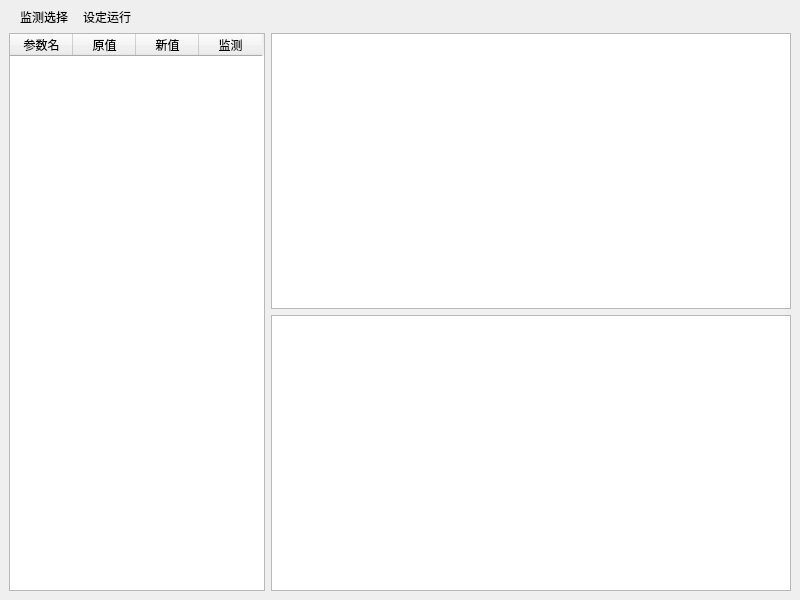
Above: dialogs/calibrationdialog.ui from L-Net-1992/ADAS_AD_Developer before the change. Below: the same form after it.
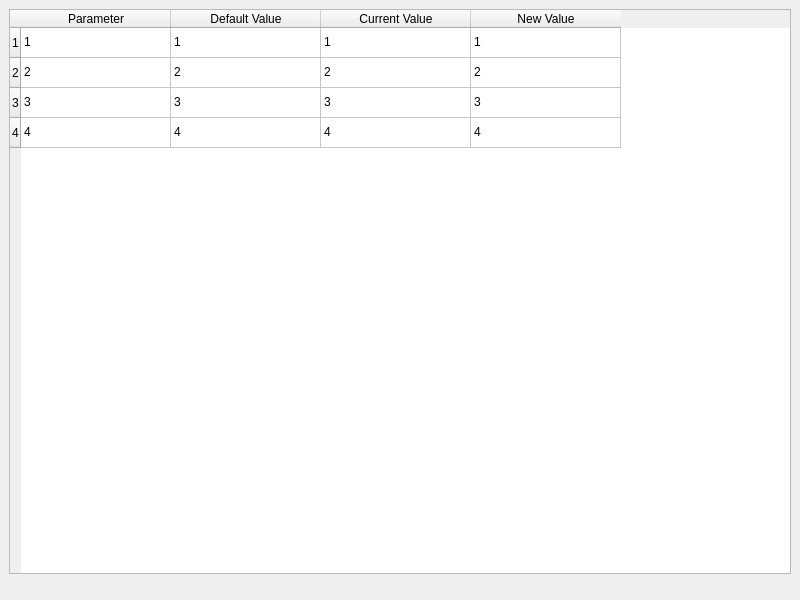
That is the form after the change. Custom widgets are drawn as their Qt base class.

Commit message: 增加标定界面

The edit to the form file:
```diff
--- a/dialogs/calibrationdialog.ui
+++ b/dialogs/calibrationdialog.ui
@@ -33,49 +33,13 @@
     <number>9</number>
    </property>
    <property name="topMargin">
-    <number>0</number>
+    <number>9</number>
    </property>
    <property name="rightMargin">
     <number>9</number>
    </property>
    <property name="bottomMargin">
     <number>9</number>
-   </property>
-   <item>
-    <widget class="QToolBar" name="toolBar">
-     <property name="sizePolicy">
-      <sizepolicy hsizetype="Preferred" vsizetype="Fixed">
-       <horstretch>0</horstretch>
-       <verstretch>0</verstretch>
-      </sizepolicy>
-     </property>
-     <property name="minimumSize">
-      <size>
-       <width>0</width>
-       <height>0</height>
-      </size>
-     </property>
-     <property name="windowTitle">
-      <string>toolBar</string>
-     </property>
-     <addaction name="action_monitor"/>
-     <addaction name="action_run"/>
-    </widget>
-   </item>
-   <item>
-    <widget class="QWidget" name="widget" native="true">
-     <layout class="QHBoxLayout" name="horizontalLayout">
-      <property name="leftMargin">
-       <number>0</number>
-      </property>
-      <property name="topMargin">
-       <number>0</number>
-      </property>
-      <property name="rightMargin">
-       <number>0</number>
-      </property>
-      <property name="bottomMargin">
-       <number>0</number>
       </property>
       <item>
        <widget class="QTableWidget" name="tw_params">
@@ -87,7 +51,7 @@
         </property>
         <property name="maximumSize">
          <size>
-          <width>260</width>
+       <width>16777215</width>
           <height>16777215</height>
          </size>
         </property>
@@ -101,7 +65,7 @@
          <number>57</number>
         </attribute>
         <attribute name="horizontalHeaderDefaultSectionSize">
-         <number>63</number>
+      <number>150</number>
         </attribute>
         <attribute name="horizontalHeaderHighlightSections">
          <bool>true</bool>
@@ -130,65 +94,154 @@
         <attribute name="verticalHeaderStretchLastSection">
          <bool>false</bool>
         </attribute>
+     <row>
+      <property name="text">
+       <string>1</string>
+      </property>
+     </row>
+     <row>
+      <property name="text">
+       <string>2</string>
+      </property>
+     </row>
+     <row>
+      <property name="text">
+       <string>3</string>
+      </property>
+     </row>
+     <row>
+      <property name="text">
+       <string>4</string>
+      </property>
+     </row>
         <column>
          <property name="text">
-          <string>参数名</string>
+       <string>Parameter</string>
          </property>
         </column>
         <column>
          <property name="text">
-          <string>原值</string>
+       <string>Default Value</string>
          </property>
         </column>
         <column>
          <property name="text">
-          <string>新值</string>
+       <string>Current Value</string>
          </property>
         </column>
         <column>
          <property name="text">
-          <string>监测</string>
-         </property>
-        </column>
+       <string>New Value</string>
+      </property>
+     </column>
+     <item row="0" column="0">
+      <property name="text">
+       <string>1</string>
+      </property>
+     </item>
+     <item row="0" column="1">
+      <property name="text">
+       <string>1</string>
+      </property>
+     </item>
+     <item row="0" column="2">
+      <property name="text">
+       <string>1</string>
+      </property>
+     </item>
+     <item row="0" column="3">
+      <property name="text">
+       <string>1</string>
+      </property>
+     </item>
+     <item row="1" column="0">
+      <property name="text">
+       <string>2</string>
+      </property>
+     </item>
+     <item row="1" column="1">
+      <property name="text">
+       <string>2</string>
+      </property>
+     </item>
+     <item row="1" column="2">
+      <property name="text">
+       <string>2</string>
+      </property>
+     </item>
+     <item row="1" column="3">
+      <property name="text">
+       <string>2</string>
+      </property>
+     </item>
+     <item row="2" column="0">
+      <property name="text">
+       <string>3</string>
+      </property>
+     </item>
+     <item row="2" column="1">
+      <property name="text">
+       <string>3</string>
+      </property>
+     </item>
+     <item row="2" column="2">
+      <property name="text">
+       <string>3</string>
+      </property>
+     </item>
+     <item row="2" column="3">
+      <property name="text">
+       <string>3</string>
+      </property>
+     </item>
+     <item row="3" column="0">
+      <property name="text">
+       <string>4</string>
+      </property>
+     </item>
+     <item row="3" column="1">
+      <property name="text">
+       <string>4</string>
+      </property>
+     </item>
+     <item row="3" column="2">
+      <property name="text">
+       <string>4</string>
+      </property>
+     </item>
+     <item row="3" column="3">
+      <property name="text">
+       <string>4</string>
+      </property>
+     </item>
        </widget>
       </item>
       <item>
-       <widget class="QWidget" name="w_mainWindow" native="true">
+    <widget class="QToolBar" name="toolBar">
         <property name="sizePolicy">
-         <sizepolicy hsizetype="Preferred" vsizetype="Expanding">
+      <sizepolicy hsizetype="Preferred" vsizetype="Fixed">
           <horstretch>0</horstretch>
           <verstretch>0</verstretch>
          </sizepolicy>
         </property>
-        <layout class="QVBoxLayout" name="verticalLayout_2">
-         <property name="leftMargin">
-          <number>0</number>
-         </property>
-         <property name="topMargin">
-          <number>0</number>
-         </property>
-         <property name="rightMargin">
-          <number>0</number>
-         </property>
-         <property name="bottomMargin">
-          <number>0</number>
-         </property>
-         <item>
-          <widget class="QChartView" name="qcv_new"/>
-         </item>
-         <item>
-          <widget class="QChartView" name="qcv_old"/>
-         </item>
-        </layout>
+     <property name="minimumSize">
+      <size>
+       <width>0</width>
+       <height>0</height>
+      </size>
+     </property>
+     <property name="windowTitle">
+      <string>toolBar</string>
+     </property>
+     <property name="allowedAreas">
+      <set>Qt::BottomToolBarArea</set>
+     </property>
        </widget>
       </item>
      </layout>
-    </widget>
-   </item>
-  </layout>
-  <action name="action_monitor">
+  <action name="action_apply_default">
    <property name="text">
-    <string>监测选择</string>
+    <string>Apply Default</string>
    </property>
    <property name="toolTip">
     <string>监测选择</string>
@@ -199,20 +252,13 @@
     <bool>true</bool>
    </property>
    <property name="text">
-    <string>设定运行</string>
+    <string>Save</string>
    </property>
    <property name="toolTip">
     <string>设定运行</string>
    </property>
   </action>
  </widget>
- <customwidgets>
-  <customwidget>
-   <class>QChartView</class>
-   <extends>QGraphicsView</extends>
-   <header>QtCharts</header>
-  </customwidget>
- </customwidgets>
  <resources/>
  <connections/>
 </ui>
```
Left out of the diff: 28 changed lines with no effect on the pictures. Lines whose indentation alone changed are shown as unchanged. The commit also changes 7 other files.
